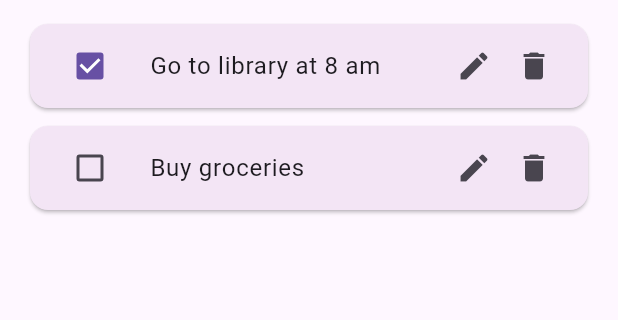
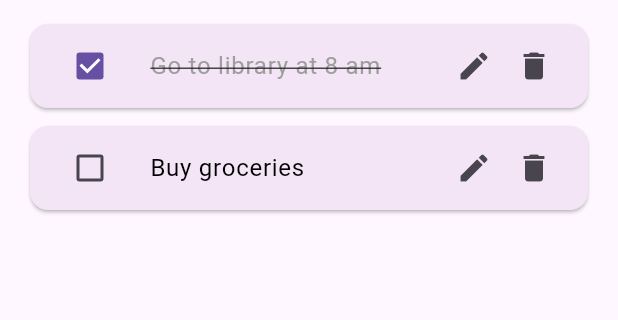
Before and after one commit to llatifah99/todo-flutter, a Flutter app: the screen it shows after launch, on a phone screen of 412 x 824 dp, the part 267-587 px from its top. Run offline on Flutter 3.47's test engine with Material 3 defaults, Android fonts, the phone set to English and light mode, and no system bars.

Commit message:
styling isDone text

```diff
--- a/todolist/lib/custom_widgets/cardTodo.dart
+++ b/todolist/lib/custom_widgets/cardTodo.dart
@@ -23,7 +23,15 @@ class CardTodo extends StatelessWidget {
       shape: RoundedRectangleBorder(borderRadius: BorderRadius.circular(12)),
       child: ListTile(
         leading: Checkbox(value: todo.isDone, onChanged: onToggle),
-        title: Text(todo.title),
+        title: Text(
+          todo.title,
+          style: TextStyle(
+            decoration: todo.isDone
+                ? TextDecoration.lineThrough
+                : TextDecoration.none,
+            color: todo.isDone ? Colors.grey : Colors.black,
+          ),
+        ),
         trailing: Row(
           mainAxisSize: MainAxisSize.min,
           children: [
```
